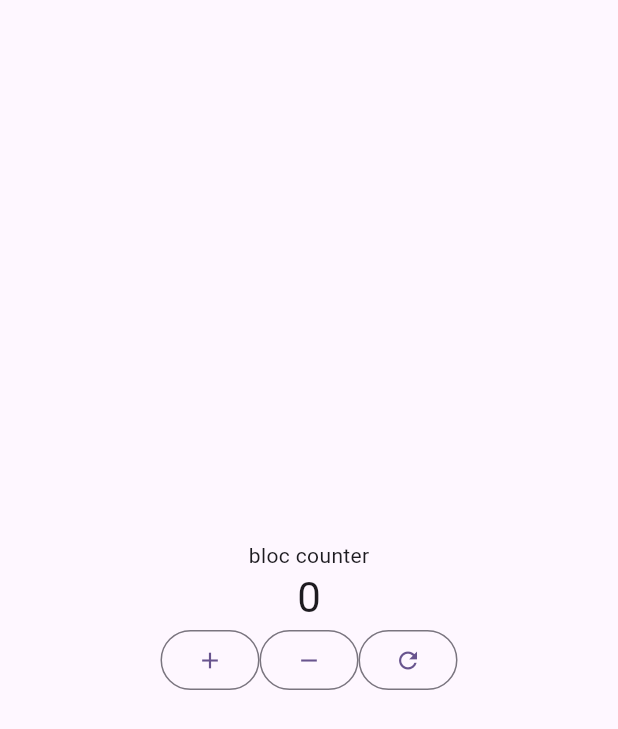
After one commit to hohoins/flutter_bloc_abc_studio, a Flutter app: the ExamBlocView screen opened directly, on a phone screen of 412 x 824 dp. The commit adds this screen. Shown: the top 729 px of the screen. Run offline on Flutter 3.47's test engine with Material 3 defaults, Android fonts, the phone set to English and light mode, and no system bars; our stand-ins replace flutter_bloc, freezed_annotation.

Commit message:
bloc vs cubit

```diff
--- /dev/null
+++ b/lib/feature/example_bloc/exam_bloc.dart
@@ -0,0 +1,82 @@
+import 'package:flutter/material.dart';
+import 'package:flutter_bloc/flutter_bloc.dart';
+
+class ExamBloc extends Bloc<ExamBlocEvent, ExamBlocState> {
+  ExamBloc() : super(const ExamBlocState(0)) {
+    on<ExamIncrement>(_handleIncrement);
+    on<ExamDecrement>(_handleDecrement);
+    on<ExamReset>(_handleReset);
+  }
+  void _handleIncrement(ExamIncrement event, Emitter<ExamBlocState> emit) {
+    emit(ExamBlocState(state.counter + 1));
+  }
+
+  void _handleDecrement(ExamDecrement event, Emitter<ExamBlocState> emit) {
+    emit(ExamBlocState(state.counter - 1));
+  }
+
+  void _handleReset(ExamReset event, Emitter<ExamBlocState> emit) {
+    emit(const ExamBlocState(0));
+  }
+}
+
+// Event
+sealed class ExamBlocEvent {}
+
+final class ExamIncrement extends ExamBlocEvent {}
+
+final class ExamDecrement extends ExamBlocEvent {}
+
+final class ExamReset extends ExamBlocEvent {}
+
+// state
+class ExamBlocState {
+  const ExamBlocState(this.counter);
+  final int counter;
+}
+
+// view
+class ExamBlocView extends StatelessWidget {
+  const ExamBlocView({super.key});
+
+  @override
+  Widget build(BuildContext context) {
+    return BlocProvider(
+      create: (context) => ExamBloc(),
+      child: Builder(
+        builder: (context) {
+          return Scaffold(
+            body: Column(
+              mainAxisAlignment: MainAxisAlignment.center,
+              children: [
+                const Text('bloc counter'),
+                BlocBuilder<ExamBloc, ExamBlocState>(
+                  builder: (context, state) {
+                    return Text('${state.counter}', style: Theme.of(context).textTheme.headlineMedium);
+                  },
+                ),
+                Row(
+                  mainAxisAlignment: MainAxisAlignment.center,
+                  children: [
+                    OutlinedButton(
+                      onPressed: () => context.read<ExamBloc>().add(ExamIncrement()),
+                      child: const Icon(Icons.add),
+                    ),
+                    OutlinedButton(
+                      onPressed: () => context.read<ExamBloc>().add(ExamDecrement()),
+                      child: const Icon(Icons.remove),
+                    ),
+                    OutlinedButton(
+                      onPressed: () => context.read<ExamBloc>().add(ExamReset()),
+                      child: const Icon(Icons.refresh),
+                    ),
+                  ],
+                )
+              ],
+            ),
+          );
+        },
+      ),
+    );
+  }
+}
--- a/lib/main.dart
+++ b/lib/main.dart
@@ -1,5 +1,7 @@
 import 'package:flutter/material.dart';
 import 'package:flutter_bloc_abc_studio/common/sample_data.codegen.dart';
+import 'package:flutter_bloc_abc_studio/feature/example_bloc/exam_bloc.dart';
+import 'package:flutter_bloc_abc_studio/feature/example_bloc/exam_cubit.dart';
 import 'package:flutter_bloc_abc_studio/feature/sample/sample_view.dart';
 import 'package:flutter_bloc_abc_studio/feature/sample_selector/sample_selector_view.dart';
 
@@ -7,9 +9,11 @@ void main() {
   runApp(const MyApp());
 }
 
-const _screens = [
-  SampleData2('Sample Bloc', SampleBlocView()),
-  SampleData2('Sample Selector', SampleSelectorBlocView()),
+final _screens = [
+  const SampleData2('Sample Bloc', SampleBlocView()),
+  const SampleData2('Sample Selector', SampleSelectorBlocView()),
+  const SampleData2('example bloc', ExamBlocView()),
+  const SampleData2('example cubit', ExamCubitView()),
 ];
 
 class MyApp extends StatelessWidget {
```
Also changed, not shown: lib/feature/example_bloc/exam_cubit.dart (added, +70 -0 lines).
